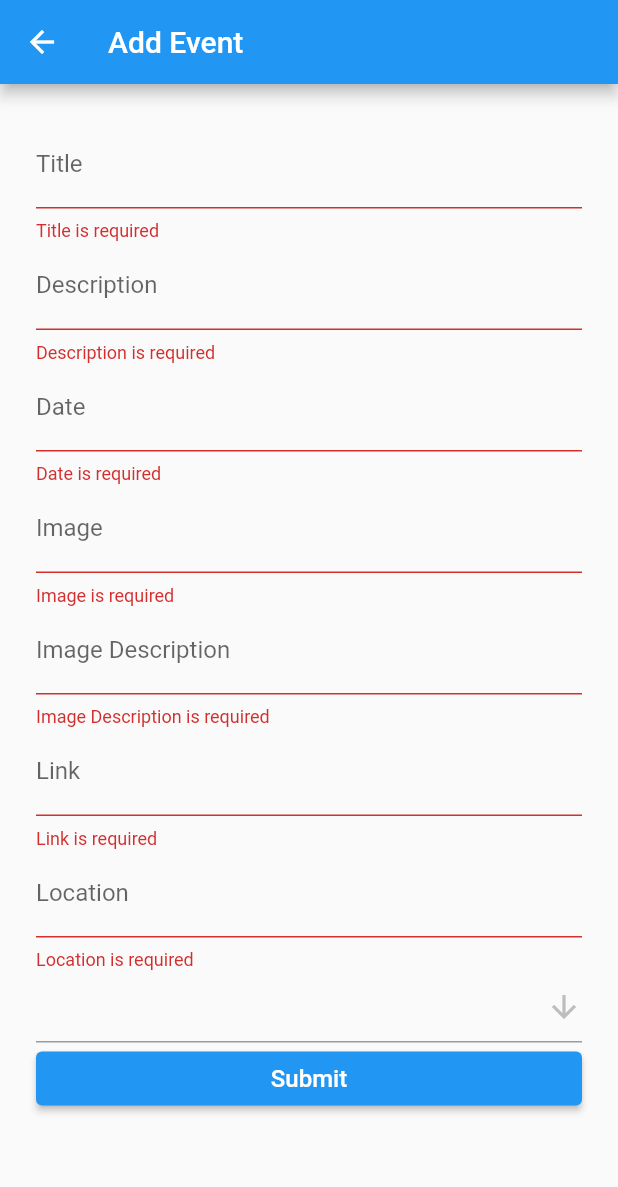
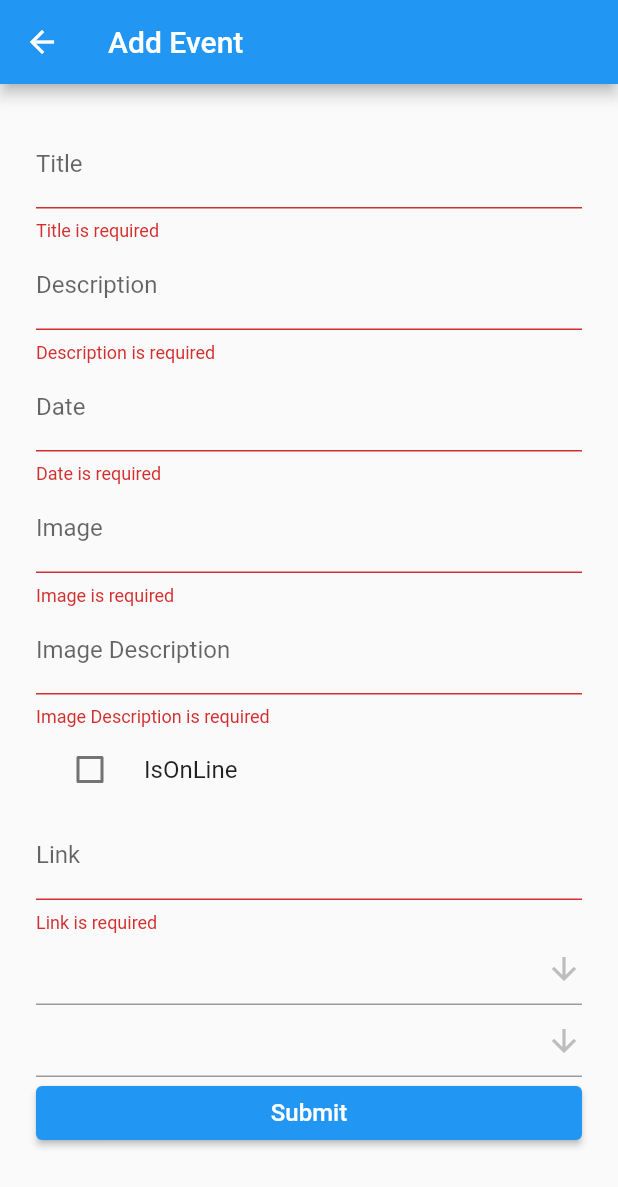
Before and after one commit to gaferneira/meetup-flutter, a Flutter app: the AddEventPage screen opened by its route, after a tap on "Submit", on a phone screen of 412 x 824 dp. Shown: the top 1187 px of the screen. Run offline on Flutter 3.47's test engine with Material 2 defaults, Android fonts, the phone set to English and light mode, and no system bars; our stand-ins replace cloud_firestore, convex_bottom_bar, firebase_auth, firebase_core, google_sign_in; accounts and stored records are empty; statements that could not run were skipped.

Commit message:
Improve logic for add events page

```diff
--- a/lib/model/entities/Category.dart
+++ b/lib/model/entities/Category.dart
@@ -1,4 +1,6 @@
-class Category {
+import 'package:flutter_meetup/view/customwidgets/DropDownFormField.dart';
+
+class Category extends DropDownItem {
   String? name;
   String? image;
 
--- /dev/null
+++ b/lib/model/entities/Location.dart
@@ -0,0 +1,14 @@
+import 'package:flutter_meetup/view/customwidgets/DropDownFormField.dart';
+
+class Location extends DropDownItem {
+
+  String? name = "";
+
+  Location({this.name}) : super();
+
+  factory Location.fromJson(Map<String, dynamic> json) =>
+      Location(name: json["name"]);
+
+  Map<String, dynamic> toJson() => {"name": name};
+
+}
--- /dev/null
+++ b/lib/model/repositories/LocationsRepository.dart
@@ -0,0 +1,15 @@
+import 'package:flutter_meetup/model/entities/Location.dart';
+
+import '../FirestoreDataSource.dart';
+
+class LocationsRepository {
+  final FirestoreDataSource firestoreDataSource = FirestoreDataSource();
+
+  Stream<List<Location>> fetchLocations() {
+    return firestoreDataSource.db.collection('locations').snapshots().map(
+        (querySnapshot) => querySnapshot.docs
+            .map((documentSnapshot) =>
+                Location.fromJson(documentSnapshot.data()))
+            .toList());
+  }
+}
--- /dev/null
+++ b/lib/view/customwidgets/CheckboxFormField.dart
@@ -0,0 +1,34 @@
+import 'package:flutter/material.dart';
+
+class CheckboxFormField extends FormField<bool> {
+
+  CheckboxFormField(
+      {
+        @required Widget? title,
+        FormFieldSetter<bool>? onSaved,
+        FormFieldValidator<bool>? validator,
+        bool initialValue = false,
+        bool autovalidate = false})
+      : super(
+      onSaved: onSaved,
+      validator: validator,
+      initialValue: initialValue,
+      builder: (FormFieldState<bool> state) {
+        return CheckboxListTile(
+          dense: state.hasError,
+          title: title,
+          value: state.value,
+          onChanged: state.didChange,
+          subtitle: state.hasError
+              ? Builder(
+            builder: (BuildContext context) =>  Text(
+              state.errorText ?? "Unknown error",
+              style: TextStyle(color: Theme.of(context).errorColor),
+            ),
+          )
+              : null,
+          controlAffinity: ListTileControlAffinity.leading,
+        );
+      });
+
+}
--- a/lib/view/customwidgets/DropDownWidget.dart
+++ b/lib/view/customwidgets/DropDownFormField.dart
@@ -1,20 +1,19 @@
 import 'package:flutter/cupertino.dart';
 import 'package:flutter/material.dart';
-import 'package:flutter_meetup/model/entities/Category.dart';
 
-class DropDownWidget extends StatefulWidget {
-  final List<Category>? items;
+class DropDownFormField extends StatefulWidget {
+  final List<DropDownItem>? items;
   final Function(String?)? callback;
 
-  DropDownWidget({Key? key, @required this.items, @required this.callback}) : super(key: key);
+  DropDownFormField({Key? key, @required this.items, @required this.callback}) : super(key: key);
 
   @override
   State<StatefulWidget> createState() {
-    return _DropDownState();
+    return _DropDownFormFieldState();
   }
 }
 
-class _DropDownState extends State<DropDownWidget> {
+class _DropDownFormFieldState extends State<DropDownFormField> {
   String dropdownValue = '';
 
   @override
@@ -39,7 +38,7 @@ class _DropDownState extends State<DropDownWidget> {
       onSaved: (String? value) {
         widget.callback!(value);
       },
-      items: widget.items?.map<DropdownMenuItem<String>>((Category value) {
+      items: widget.items?.map<DropdownMenuItem<String>>((DropDownItem value) {
         return DropdownMenuItem<String>(
           value: value.name,
           child: Text(value.name ?? ""),
@@ -48,3 +47,8 @@ class _DropDownState extends State<DropDownWidget> {
     );
   }
 }
+
+class DropDownItem {
+  String? name = "";
+  DropDownItem({this.name});
+}
--- a/lib/view/pages/AddEventPage.dart
+++ b/lib/view/pages/AddEventPage.dart
@@ -2,7 +2,9 @@ import 'package:flutter/cupertino.dart';
 import 'package:flutter/material.dart';
 import 'package:flutter_meetup/model/entities/Category.dart';
 import 'package:flutter_meetup/model/entities/Event.dart';
-import 'package:flutter_meetup/view/customwidgets/DropDownWidget.dart';
+import 'package:flutter_meetup/model/entities/Location.dart';
+import 'package:flutter_meetup/view/customwidgets/CheckboxFormField.dart';
+import 'package:flutter_meetup/view/customwidgets/DropDownFormField.dart';
 import 'package:flutter_meetup/viewmodel/AddEventViewModel.dart';
 import 'package:flutter_meetup/viewmodel/utils/Response.dart';
 import 'package:provider/provider.dart';
@@ -18,7 +20,7 @@ class AddEventPage extends StatelessWidget {
 
   @override
   Widget build(BuildContext context) {
-    viewModel.fetchCategories();
+    viewModel.fetchData();
     return ChangeNotifierProvider<AddEventViewModel>.value(
     value: viewModel,
     child: Scaffold(
@@ -30,7 +32,7 @@ class AddEventPage extends StatelessWidget {
           margin: EdgeInsets.all(24),
           child: Consumer(
           builder: (context, AddEventViewModel viewModel, _) {
-            switch (viewModel.categoriesResponse.state) {
+            switch (viewModel.dataResponse.state) {
               case ResponseState.COMPLETE : {
                 return Form(
                   key: _formKey,
@@ -41,10 +43,10 @@ class AddEventPage extends StatelessWidget {
                       _buildInputText('Date', 'Date is required', (value) => {_event.date = value}),
                       _buildInputText('Image', 'Image is required', (value) => {_event.image = value}),
                       _buildInputText('Image Description', 'Image Description is required', (value) => {_event.imageDescription = value}),
-                      //_buildInputText('IsOnLine', 'IsOnLine is required', (value) => {_event.isOnline = value}),
+                      _buildCheckbox('IsOnLine', (value) => {_event.isOnline = value}),
                       _buildInputText('Link', 'Link is required', (value) => {_event.link = value}),
-                      _buildInputText('Location', 'Location is required', (value) => {_event.location = value}),
-                      _buildDropDownButton(viewModel.categoriesResponse.data),
+                      _buildDropDown(viewModel.dataResponse.data?[0] as List<Location>, (value) => {_event.location = value}),
+                      _buildDropDown(viewModel.dataResponse.data?[1] as List<Category>, (value) => {_event.category = value}),
                       //_buildHostedBy(),
                       ElevatedButton(
                           child: Text(
@@ -69,7 +71,7 @@ class AddEventPage extends StatelessWidget {
                   child: CircularProgressIndicator(),
                 );
               case ResponseState.ERROR :
-                return _message(viewModel.categoriesResponse.exception ?? "Unknown error");
+                return _message(viewModel.dataResponse.exception ?? "Unknown error");
             }
           }
           )
@@ -94,8 +96,15 @@ class AddEventPage extends StatelessWidget {
     );
   }
 
-  Widget _buildDropDownButton(List<Category>? categories) {
-    return DropDownWidget(items: categories, callback : (value) => {_event.link = value});
+  Widget _buildCheckbox(String text, Function(bool?) callback) {
+    return CheckboxFormField(
+      title: Text(text),
+      onSaved: callback,
+    );
+  }
+
+  Widget _buildDropDown(List<DropDownItem>? items, Function(String) callback) {
+    return DropDownFormField(items: items, callback : (value) => callback);
   }
 
   Widget _message(String? message) {
--- a/lib/viewmodel/AddEventViewModel.dart
+++ b/lib/viewmodel/AddEventViewModel.dart
@@ -1,31 +1,33 @@
-import 'dart:async';
+import 'package:async/async.dart';
 import 'package:cloud_firestore/cloud_firestore.dart';
 import 'package:flutter/widgets.dart';
-import 'package:flutter_meetup/model/entities/Category.dart';
 import 'package:flutter_meetup/model/entities/Event.dart';
 import 'package:flutter_meetup/model/repositories/CategoriesRepository.dart';
 import 'package:flutter_meetup/model/repositories/EventsRepository.dart';
+import 'package:flutter_meetup/model/repositories/LocationsRepository.dart';
+import 'package:flutter_meetup/view/customwidgets/DropDownFormField.dart';
 import 'package:flutter_meetup/viewmodel/utils/Response.dart';
 import 'package:flutter_meetup/viewmodel/utils/StreamSubs.dart';
 
 class AddEventViewModel extends ChangeNotifier {
   EventsRepository eventsRepository = EventsRepository();
   CategoriesRepository categoriesRepository = CategoriesRepository();
+  LocationsRepository locationsRepository = LocationsRepository();
   StreamSubs streamSubs = StreamSubs();
 
   Response<DocumentReference> _addEventResponse = Response.loading();
   Response<DocumentReference> get addEventResponse => _addEventResponse;
 
-  Response<List<Category>> _categoriesResponse = Response.loading();
-  Response<List<Category>> get categoriesResponse => _categoriesResponse;
+  Response<List<List<DropDownItem>>> _dataResponse = Response.loading();
+  Response<List<List<DropDownItem>>> get dataResponse => _dataResponse;
 
-  void fetchCategories() {
+  void fetchData() {
     streamSubs.add(
-        categoriesRepository.fetchCategories().listen((newList) {
-          _categoriesResponse = Response.complete(newList);
-          notifyListeners();
-        })..onError((error) {
-          _categoriesResponse = Response.error(error.toString());
+        StreamZip([
+          locationsRepository.fetchLocations(),
+          categoriesRepository.fetchCategories(),
+        ]).listen((data) {
+          _dataResponse = Response.complete(data);
           notifyListeners();
         })
     );
--- a/lib/viewmodel/utils/StreamSubs.dart
+++ b/lib/viewmodel/utils/StreamSubs.dart
@@ -8,6 +8,10 @@ class StreamSubs {
     list.add(streamSubscription);
   }
 
+  void addAll(List<StreamSubscription> streamSubscriptions) {
+    list.addAll(streamSubscriptions);
+  }
+
   void cancelAll() {
     for (var streamSub in list) {
       streamSub.cancel();
--- a/pubspec.yaml
+++ b/pubspec.yaml
@@ -29,6 +29,7 @@ dependencies:
   cloud_firestore: ^1.0.7
   provider: ^5.0.0
   convex_bottom_bar: ^3.0.0
+  async: ^2.5.0
 
   # The following adds the Cupertino Icons font to your application.
   # Use with the CupertinoIcons class for iOS style icons.
```
Also changed, not shown: pubspec.lock.
